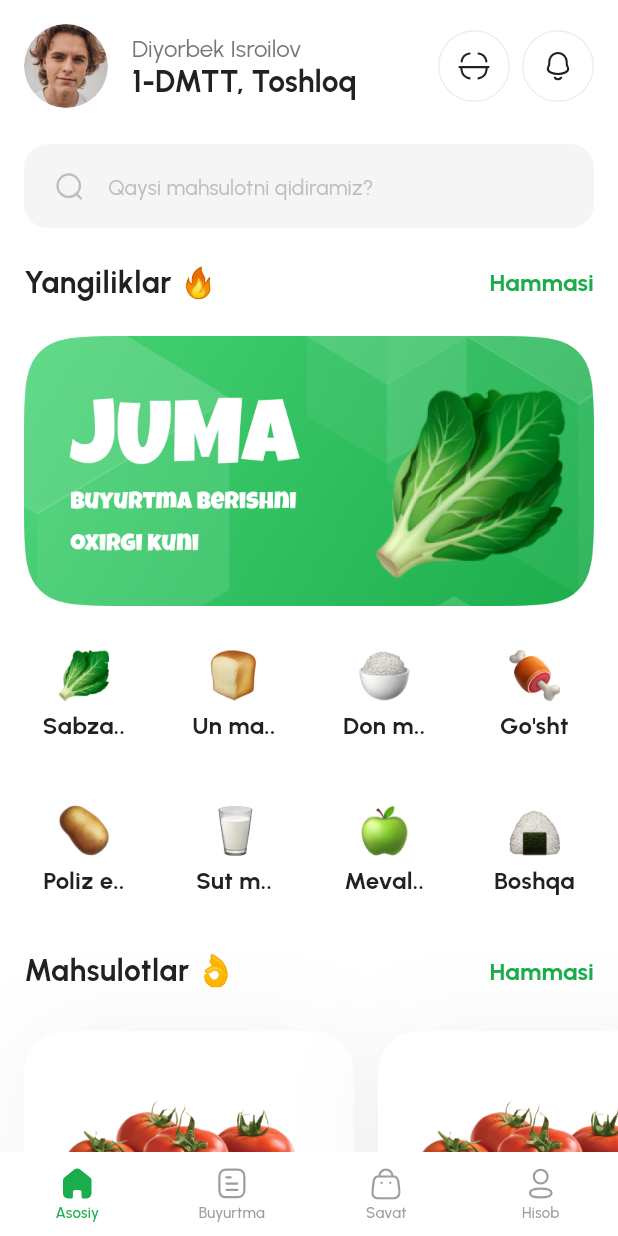
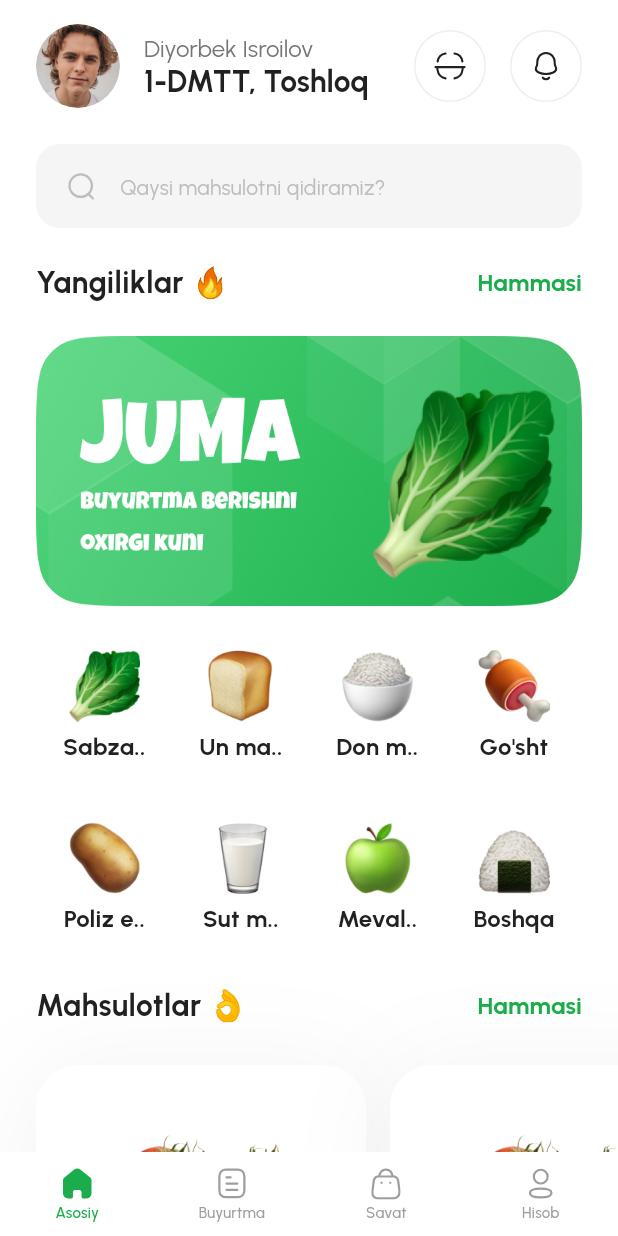
Before and after one commit to mabdubannobov/my_dmtt, a Flutter app: the screen it shows after launch, on a phone screen of 412 x 824 dp. Run offline on Flutter 3.47's test engine with Material 3 defaults, Android fonts, the phone set to English and light mode, and no system bars; our stand-ins replace flutter_svg.

Commit message:
fix spacing

```diff
--- a/lib/features/account/screens/account.dart
+++ b/lib/features/account/screens/account.dart
@@ -13,7 +13,7 @@ class AccountScreen extends StatelessWidget {
     return Column(
       children: [
         Padding(
-          padding: const EdgeInsets.fromLTRB(16, 0, 16, 0),
+          padding: const EdgeInsets.fromLTRB(24, 0, 24, 0),
           child: AppBar(
             backgroundColor: Colors.white,
             leading: SvgPicture.asset(AppAssets.icons.appBarLogo),
@@ -26,7 +26,7 @@ class AccountScreen extends StatelessWidget {
           ),
         ),
         Padding(
-          padding: const EdgeInsets.symmetric(horizontal: 16, vertical: 24),
+          padding: const EdgeInsets.symmetric(horizontal: 24, vertical: 24),
           child: Row(
             children: [
               ClipRRect(
@@ -58,7 +58,7 @@ class AccountScreen extends StatelessWidget {
           ),
         ),
         Padding(
-          padding: const EdgeInsets.symmetric(horizontal: 16),
+          padding: const EdgeInsets.symmetric(horizontal: 24),
           child: Divider(
             color: AppColors.greyscaleLight.shade200,
           ),
--- a/lib/features/cart/screens/cart.dart
+++ b/lib/features/cart/screens/cart.dart
@@ -12,7 +12,7 @@ class CartScreen extends StatelessWidget {
     return Column(
       children: [
         Padding(
-          padding: const EdgeInsets.fromLTRB(16, 0, 16, 0),
+          padding: const EdgeInsets.fromLTRB(24, 0, 24, 0),
           child: AppBar(
             backgroundColor: Colors.white,
             leading: SvgPicture.asset(AppAssets.icons.appBarLogo),
--- a/lib/features/home/screens/home.dart
+++ b/lib/features/home/screens/home.dart
@@ -26,7 +26,7 @@ class _HomeScreenState extends State<HomeScreen> {
         physics: const BouncingScrollPhysics(),
         slivers: [
           SliverPadding(
-            padding: const EdgeInsets.fromLTRB(16, 16, 16, 12),
+            padding: const EdgeInsets.fromLTRB(24, 16, 24, 12),
             sliver: SliverAppBar(
               floating: false,
               expandedHeight: 56,
@@ -62,13 +62,13 @@ class _HomeScreenState extends State<HomeScreen> {
               ),
               actions: [
                 ActionButton(icon: AppAssets.icons.scan),
-                const SizedBox(width: 8),
+                const SizedBox(width: 16),
                 ActionButton(icon: AppAssets.icons.notification),
               ],
             ),
           ),
           SliverPadding(
-            padding: const EdgeInsets.symmetric(horizontal: 16),
+            padding: const EdgeInsets.symmetric(horizontal: 24),
             sliver: SliverPersistentHeader(
               pinned: true,
               delegate: PersistentHeader(
@@ -82,7 +82,7 @@ class _HomeScreenState extends State<HomeScreen> {
           SliverList(
             delegate: SliverChildListDelegate([
               Container(
-                margin: const EdgeInsets.fromLTRB(16, 12, 16, 24),
+                margin: const EdgeInsets.fromLTRB(24, 12, 24, 24),
                 height: 180,
                 decoration: BoxDecoration(
                   borderRadius: BorderRadius.circular(36),
@@ -95,20 +95,20 @@ class _HomeScreenState extends State<HomeScreen> {
             ]),
           ),
           SliverPadding(
-            padding: const EdgeInsets.fromLTRB(16, 0, 16, 12),
+            padding: const EdgeInsets.fromLTRB(24, 0, 24, 12),
             sliver: SliverGrid(
               gridDelegate: const SliverGridDelegateWithFixedCrossAxisCount(
                 crossAxisCount: 4,
                 mainAxisSpacing: 24,
-                crossAxisSpacing: 20.5,
+                // crossAxisSpacing: 20.5,
               ),
               delegate: SliverChildBuilderDelegate(
                 (BuildContext context, int index) {
                   return Column(
                     children: [
                       Image.asset(
-                        width: 34,
-                        height: 44,
+                        width: 48,
+                        height: 58,
                         categoryImages[index],
                       ),
                       Text(
@@ -148,7 +148,7 @@ class _HomeScreenState extends State<HomeScreen> {
                 separatorBuilder: (context, index) {
                   return const SizedBox(width: 16);
                 },
-                padding: const EdgeInsets.symmetric(horizontal: 16, vertical: 16),
+                padding: const EdgeInsets.symmetric(horizontal: 24, vertical: 16),
               ),
             ),
           ),
--- a/lib/features/home/widgets/section_title.dart
+++ b/lib/features/home/widgets/section_title.dart
@@ -16,7 +16,7 @@ class SectionTitle extends StatelessWidget {
     return SliverList(
       delegate: SliverChildListDelegate([
         Padding(
-          padding: const EdgeInsets.symmetric(horizontal: 16, vertical: 12),
+          padding: const EdgeInsets.symmetric(horizontal: 24, vertical: 12),
           child: Row(
             children: [
               Text(
```
Also changed, not shown: lib/features/orders/screens/orders.dart (+4 -4 lines), 1 other file.
